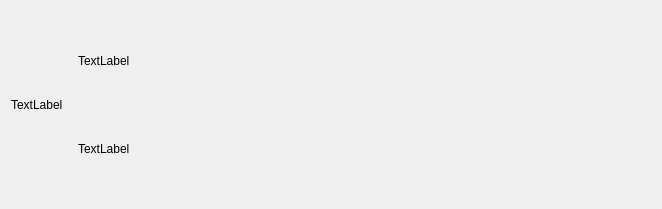
Qt form QQ-Client/Client-UI/MainWidget/ItemWidget/ItemWidget.ui (rtomway/Qt-QQ) before a commit.
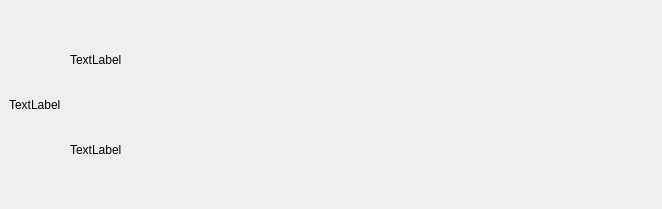
The same form after that commit.

The edit to the form file:
```diff
--- a/QQ-Client/Client-UI/MainWidget/ItemWidget/ItemWidget.ui
+++ b/QQ-Client/Client-UI/MainWidget/ItemWidget/ItemWidget.ui
@@ -14,6 +14,21 @@
    <string>Form</string>
   </property>
   <layout class="QHBoxLayout" name="horizontalLayout_2">
+   <property name="spacing">
+    <number>0</number>
+   </property>
+   <property name="leftMargin">
+    <number>9</number>
+   </property>
+   <property name="topMargin">
+    <number>9</number>
+   </property>
+   <property name="rightMargin">
+    <number>9</number>
+   </property>
+   <property name="bottomMargin">
+    <number>9</number>
+   </property>
    <item>
     <widget class="QLabel" name="headLab">
      <property name="text">
```
